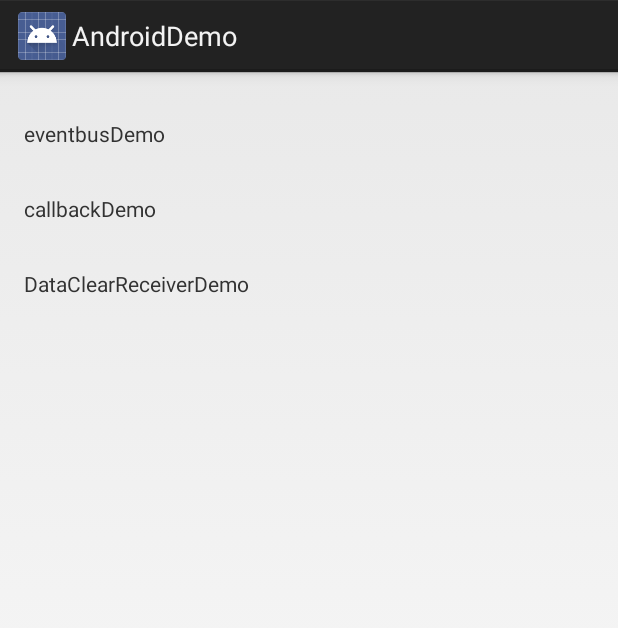
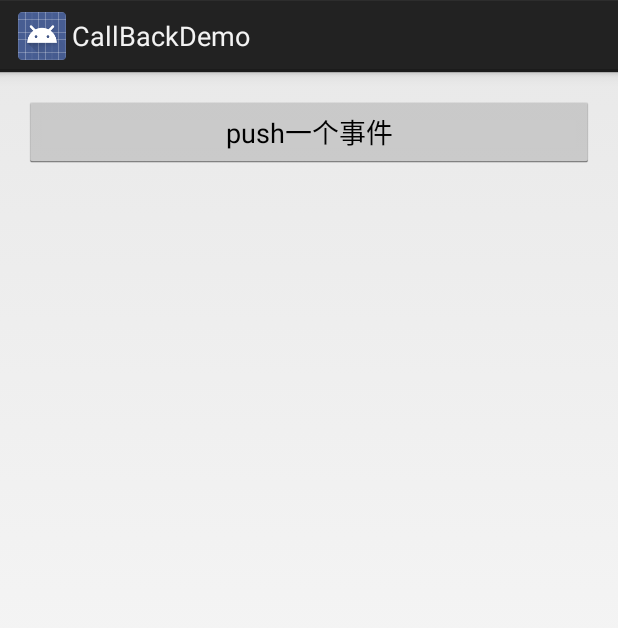
Before and after one commit to hxdaxu/AndroidDemo, an Android app: the screen it shows after launch (MainActivity before the commit, CallBackDemoActivity after it), after a tap on "callbackDemo", on a phone screen of 412 x 824 dp. Shown: the top 628 px of the screen. Run offline under Robolectric (Android 15) with nearby library versions, the phone set to English and light mode, and no system bars.

```diff
--- a/app/src/main/java/com/hqc/demo/MainActivity.java
+++ b/app/src/main/java/com/hqc/demo/MainActivity.java
@@ -1,20 +1,15 @@
 package com.hqc.demo;
 
-import com.hqc.demo.CallBackTest.EventListener;
+import com.hqc.demo.callbackdemo.CallBackDemoActivity;
 import com.hqc.demo.dataclearreceiverdemo.DataClearReceiverDemoActivity;
 import com.hqc.demo.eventbusdemo.EventBusActivity1;
 
 import android.app.Activity;
 import android.content.Intent;
 import android.os.Bundle;
-import android.util.Log;
-import android.view.Menu;
-import android.view.MenuItem;
 import android.view.View;
-import android.view.View.OnClickListener;
 import android.widget.AdapterView;
 import android.widget.AdapterView.OnItemClickListener;
-import android.widget.Button;
 import android.widget.ListView;
 
 public class MainActivity extends Activity implements OnItemClickListener {
@@ -48,6 +43,8 @@ public class MainActivity extends Activity implements OnItemClickListener {
                 startActivity(intent0);
                 break;
             case DEMO_CALLBACK:
+                Intent intent1 = new Intent(this, CallBackDemoActivity.class);
+                startActivity(intent1);
                 break;
             case DEMO_DATA_CLEAR_RECEIVER:
                 Intent intent2 = new Intent(this, DataClearReceiverDemoActivity.class);
--- /dev/null
+++ b/app/src/main/java/com/hqc/demo/callbackdemo/CallBackDemoActivity.java
@@ -0,0 +1,54 @@
+package com.hqc.demo.callbackdemo;
+
+import android.app.Activity;
+import android.os.Bundle;
+import android.view.View;
+import android.widget.Button;
+import android.widget.Toast;
+
+import com.hqc.demo.R;
+
+public class CallBackDemoActivity extends Activity implements View.OnClickListener{
+
+    private CallBackTest callBackTest;
+    private Button callBackBtn;
+
+    @Override
+    protected void onCreate(Bundle savedInstanceState) {
+        super.onCreate(savedInstanceState);
+        setContentView(R.layout.activity_call_back_demo);
+        registerCallBack();
+        initView();
+    }
+
+    private void initView() {
+        callBackBtn = (Button) findViewById(R.id.btn_callback_activity);
+        callBackBtn.setOnClickListener(this);
+    }
+
+    /**
+     * 注册回调，当事件发生时候会调用onEventOccur方法。
+     * 这里是被调用者。
+     */
+    private void registerCallBack() {
+        callBackTest = new CallBackTest(new CallBackTest.EventListener() {
+            @Override
+            public void onEventOccur(String Event) {
+                //事件发生时候就弹个toast
+                Toast.makeText(CallBackDemoActivity.this,"event occur !! Event:"+Event,Toast.LENGTH_SHORT).show();
+            }
+        });
+    }
+
+    @Override
+    public void onClick(View v) {
+        switch (v.getId()){
+            //模拟事件
+            case R.id.btn_callback_activity:
+                callBackTest.pushAnEvent();
+                break;
+            default:
+                break;
+        }
+    }
+}
--- /dev/null
+++ b/app/src/main/java/com/hqc/demo/callbackdemo/CallBackTest.java
@@ -0,0 +1,30 @@
+package com.hqc.demo.callbackdemo;
+
+public class CallBackTest {
+    private EventListener mEventListener;
+
+    //构造
+    public CallBackTest(EventListener callBack) {
+        this.mEventListener = callBack;
+    }
+
+    //注册
+    public void setEventListener(EventListener callBack){
+        this.mEventListener = callBack;
+    }
+
+    //当事件发生时候
+    public void pushAnEvent(){
+        String event = "今天放假";
+        //这里是发生事件时候，调用者。将参数传入。
+        mEventListener.onEventOccur(event);
+    }
+
+    /**
+     * 定义回调接口
+     */
+    interface EventListener{
+        //定义参数
+        void onEventOccur(String Event);
+    }
+}
--- a/app/src/main/java/com/hqc/demo/eventbusdemo/EventBusActivity1.java
+++ b/app/src/main/java/com/hqc/demo/eventbusdemo/EventBusActivity1.java
@@ -11,7 +11,6 @@ import android.content.Intent;
 import android.os.Bundle;
 import android.view.View;
 import android.widget.TextView;
-import android.widget.Toast;
 
 public class EventBusActivity1 extends Activity {
 
--- /dev/null
+++ b/app/src/main/res/layout/activity_call_back_demo.xml
@@ -0,0 +1,18 @@
+<?xml version="1.0" encoding="utf-8"?>
+<RelativeLayout xmlns:android="http://schemas.android.com/apk/res/android"
+    xmlns:tools="http://schemas.android.com/tools"
+    android:id="@+id/activity_call_back_demo"
+    android:layout_width="match_parent"
+    android:layout_height="match_parent"
+    android:paddingBottom="@dimen/activity_vertical_margin"
+    android:paddingLeft="@dimen/activity_horizontal_margin"
+    android:paddingRight="@dimen/activity_horizontal_margin"
+    android:paddingTop="@dimen/activity_vertical_margin"
+    tools:context="com.hqc.demo.callbackdemo.CallBackDemoActivity">
+
+    <Button
+        android:text="push一个事件"
+        android:layout_width="match_parent"
+        android:layout_height="wrap_content"
+        android:id="@+id/btn_callback_activity" />
+</RelativeLayout>
```
Also changed, not shown: app/src/main/AndroidManifest.xml (+6 -6 lines), 91 other files.
